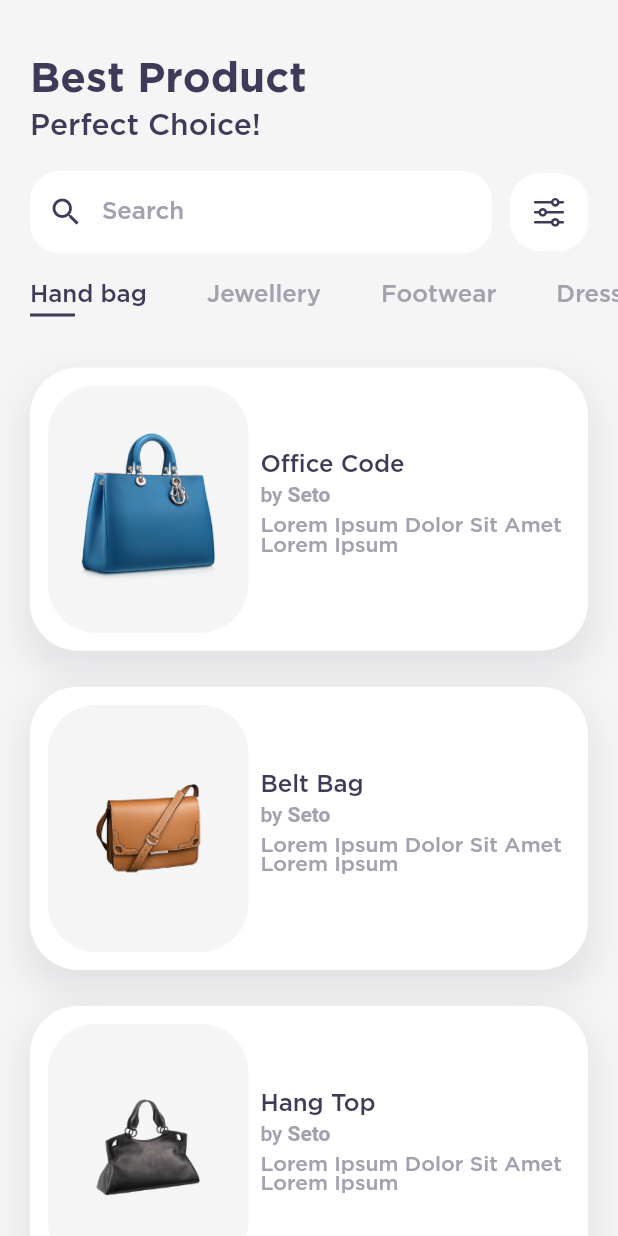
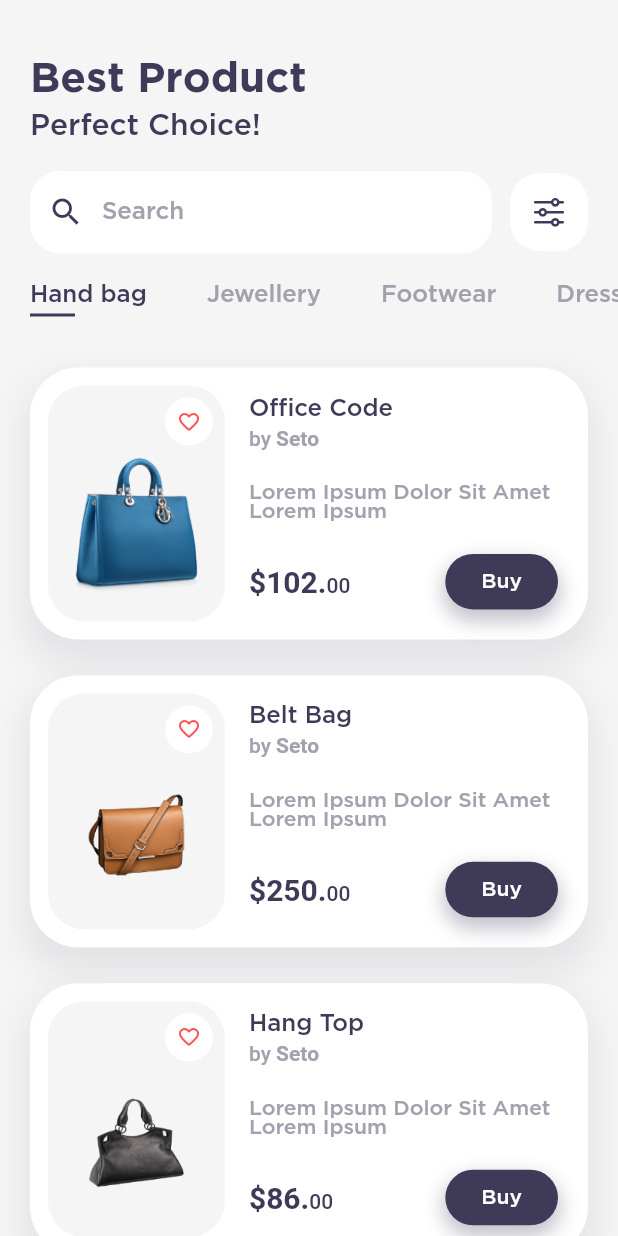
Before and after one commit to Adithya-13/Eago, a Flutter app: the DashboardPage screen opened directly, on a phone screen of 412 x 824 dp. Run offline on Flutter 3.47's test engine with Material 2 defaults, Android fonts, the light colour scheme and no system bars; drawn by our look-alikes of scrollable_positioned_list; our stand-ins replace auto_size_text, bloc, carousel_slider, equatable, flutter_bloc, flutter_svg and 1 more; accounts and stored records are empty.

Commit message:
finish product item widget

```diff
--- a/lib/presentation/pages/dashboard_page.dart
+++ b/lib/presentation/pages/dashboard_page.dart
@@ -1,5 +1,6 @@
 import 'package:eago_app/logic/blocs/blocs.dart';
 import 'package:eago_app/presentation/utils/utils.dart';
+import 'package:flutter/cupertino.dart';
 import 'package:flutter/material.dart';
 import 'package:flutter_bloc/flutter_bloc.dart';
 import 'package:flutter_svg/flutter_svg.dart';
@@ -176,6 +177,7 @@ class _DashboardPageState extends State<DashboardPage> {
               itemBuilder: (context, index) {
                 final productItem = productList[index];
                 return Container(
+                  height: MediaQuery.of(context).size.width * 0.44,
                   decoration: BoxDecoration(
                     borderRadius: BorderRadius.circular(32),
                     color: Colors.white,
@@ -191,24 +193,57 @@ class _DashboardPageState extends State<DashboardPage> {
                   padding: EdgeInsets.all(12),
                   margin: EdgeInsets.symmetric(vertical: 12),
                   child: Row(
+                    crossAxisAlignment: CrossAxisAlignment.stretch,
                     children: [
-                      Container(
-                        height: MediaQuery.of(context).size.width * 0.4,
-                        padding: EdgeInsets.all(20),
+                      AspectRatio(
+                        aspectRatio: 3 / 4,
+                        child: Container(
                           decoration: BoxDecoration(
                             color: AppTheme.scaffoldColor,
-                          borderRadius: BorderRadius.circular(32),
+                            borderRadius: BorderRadius.circular(24),
                           ),
-                        child: AspectRatio(
-                          aspectRatio: 3 / 4,
+                          child: Stack(
+                            children: [
+                              Positioned(
+                                top: 8,
+                                right: 8,
+                                child: GestureDetector(
+                                  onTap: (){},
+                                  child: CircleAvatar(
+                                    radius: 16,
+                                    backgroundColor: Colors.white,
+                                    child: Icon(Icons.favorite_border_rounded, color: Colors.redAccent,size: 16,),
+                                  ),
+                                ),
+                              ),
+                              Positioned.fill(
+                                child: Column(
+                                  children: [
+                                    Spacer(),
+                                    Expanded(
+                                      flex: 4,
+                                      child: Padding(
+                                        padding: const EdgeInsets.all(16),
                                         child: Image.asset(productItem.image),
+                                      ),
+                                    ),
+                                  ],
+                                ),
+                              ),
+                            ],
+                          ),
                         ),
                       ),
                       SizedBox(width: 8),
                       Expanded(
+                        child: Container(
+                          padding: EdgeInsets.all(8),
                           child: Column(
                             mainAxisSize: MainAxisSize.max,
-                          mainAxisAlignment: MainAxisAlignment.start,
+                            mainAxisAlignment: MainAxisAlignment.spaceBetween,
+                            crossAxisAlignment: CrossAxisAlignment.stretch,
+                            children: [
+                              Column(
                                 crossAxisAlignment: CrossAxisAlignment.stretch,
                                 children: [
                                   Text(
@@ -230,16 +265,50 @@ class _DashboardPageState extends State<DashboardPage> {
                                       ],
                                     ),
                                   ),
+                                ],
+                              ),
                               SizedBox(height: 6),
-                              Center(
-                                child: Text(
+                              Text(
                                 'Lorem Ipsum Dolor Sit Amet Lorem Ipsum',
                                 style: AppTheme.text2,
                               ),
+                              SizedBox(height: 6),
+                              Row(
+                                mainAxisAlignment:
+                                    MainAxisAlignment.spaceBetween,
+                                children: [
+                                  Text.rich(
+                                    TextSpan(
+                                      style: AppTheme.headline3,
+                                      children: [
+                                        TextSpan(
+                                          text: '\$${productItem.price}.',
                                         ),
-                              SizedBox(height: 6),
-                              Row(),
+                                        TextSpan(
+                                          text: '00',
+                                          style: AppTheme.text2.withDeepBlue,
+                                        ),
                                       ],
+                                    ),
+                                  ),
+                                  Container(
+                                    padding: EdgeInsets.symmetric(
+                                        vertical: 12, horizontal: 24),
+                                    decoration: BoxDecoration(
+                                      borderRadius: BorderRadius.circular(32),
+                                      color: AppTheme.deepBlue,
+                                      boxShadow:
+                                          AppTheme.getShadow(AppTheme.deepBlue),
+                                    ),
+                                    child: Text(
+                                      'Buy',
+                                      style: AppTheme.text2.withWhite,
+                                    ),
+                                  ),
+                                ],
+                              ),
+                            ],
+                          ),
                         ),
                       ),
                     ],
--- a/lib/presentation/widgets/buttons.dart
+++ b/lib/presentation/widgets/buttons.dart
@@ -5,6 +5,7 @@ import 'package:flutter/material.dart';
 
 class RippleButton extends StatelessWidget {
   final String text;
+  final Color color;
   final Widget? prefixWidget;
   final Widget? suffixWidget;
   final VoidCallback onTap;
@@ -15,6 +16,7 @@ class RippleButton extends StatelessWidget {
     required this.onTap,
     this.prefixWidget,
     this.suffixWidget,
+    this.color = AppTheme.deepOrange,
   }) : super(key: key);
 
   @override
```
Also changed, not shown: lib/data/data_providers/locals/dummy_data.dart (+55 -6 lines). Lines whose indentation alone changed are shown as unchanged.
